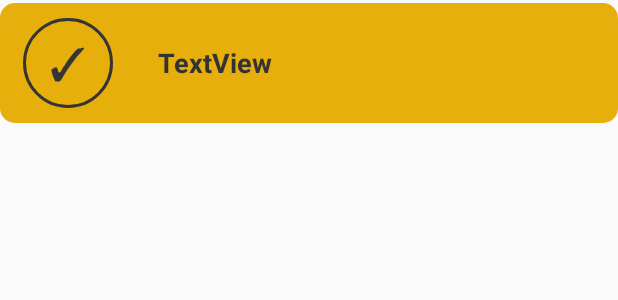
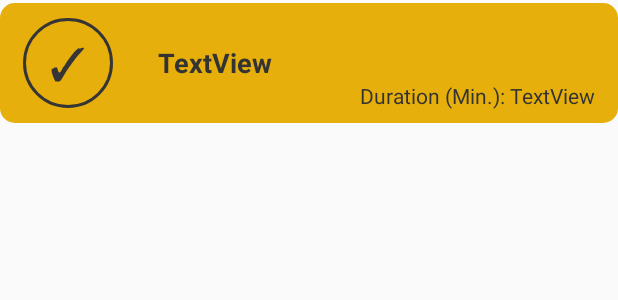
Before and after one commit to anas9244/rainmaker, an Android app: the layout row_item_finished.xml on its own in the app's theme, with its tools: preview values and no code run, on a phone screen of 412 x 824 dp. Shown: the top 300 px of the screen. Run offline under Robolectric (Android 15) with nearby library versions, the phone set to English and light mode, and no system bars.

Commit message:
added duration feature

```diff
--- a/LED_control/app/src/main/res/layout/row_item_finished.xml
+++ b/LED_control/app/src/main/res/layout/row_item_finished.xml
@@ -1,5 +1,5 @@
 <?xml version="1.0" encoding="utf-8"?>
-<LinearLayout xmlns:android="http://schemas.android.com/apk/res/android"
+<RelativeLayout xmlns:android="http://schemas.android.com/apk/res/android"
     xmlns:app="http://schemas.android.com/apk/res-auto"
     xmlns:tools="http://schemas.android.com/tools"
 
@@ -16,7 +16,7 @@
         android:id="@+id/frameTaskFinished"
         android:layout_width="wrap_content"
         android:layout_height="wrap_content"
-        android:layout_gravity="left|center_vertical"
+        android:layout_centerVertical="true"
         android:layout_marginLeft="15dp"
         android:background="@drawable/layout_frame_finished">
 
@@ -37,7 +37,8 @@
         android:id="@+id/textViewTaskFinished"
         android:layout_width="wrap_content"
         android:layout_height="wrap_content"
-        android:layout_gravity="left|center_vertical"
+        android:layout_centerVertical="true"
+        android:layout_toEndOf="@id/frameTaskFinished"
         android:gravity="center"
         android:paddingStart="30dp"
         android:text="TextView "
@@ -45,8 +46,26 @@
         android:textColor="#333333"
         android:textSize="18sp"
         android:textStyle="bold"
-        android:visibility="visible"
-        tools:ignore="RtlCompat" />
+        android:visibility="visible" />
+
+    <TextView
+        android:id="@+id/textViewDur"
+        android:layout_width="wrap_content"
+        android:layout_height="wrap_content"
+        android:layout_below="@id/textViewTaskFinished"
+        android:layout_alignParentEnd="true"
+        android:layout_marginRight="15dp"
+        android:text="TextView"
+        android:textColor="#333333" />
+
+    <TextView
+        android:id="@+id/textView2"
+        android:layout_width="wrap_content"
+        android:layout_height="wrap_content"
+        android:layout_below="@id/textViewTaskFinished"
+        android:layout_toLeftOf="@id/textViewDur"
+        android:text="Duration (Min.): "
+        android:textColor="#333333" />
 
 
-</LinearLayout>
+</RelativeLayout>
```
Also changed, not shown: LED_control/app/src/main/java/com/example/led_control/RecyclerFinishedAdapter.java (+8 -1 lines), LED_control/app/src/main/java/com/example/led_control/ledControl.java (+25 -1 lines), 1 other file.
